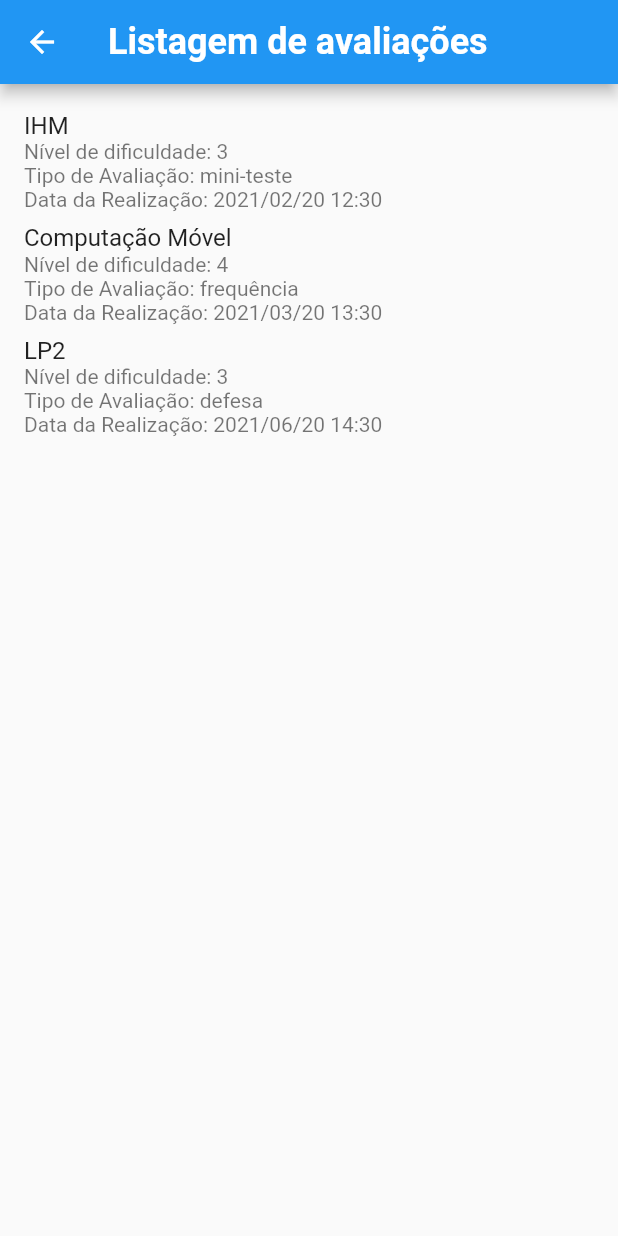
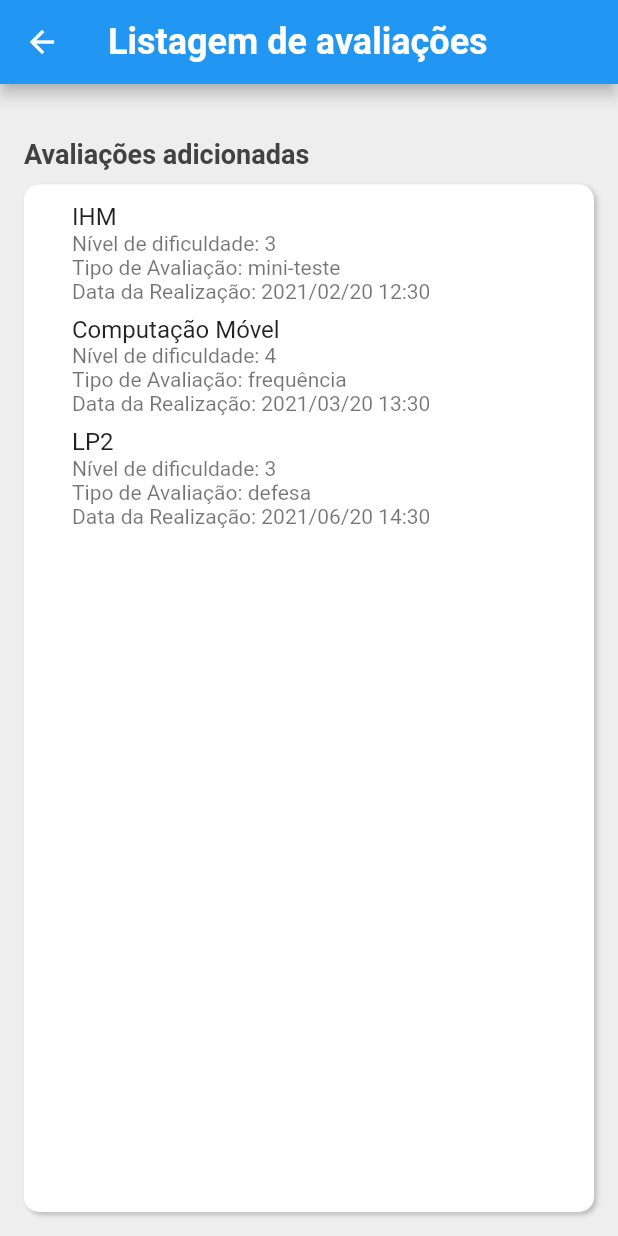
Before and after one commit to a22003420/iquechumbei_app, a Flutter app: the Lista screen opened directly, on a phone screen of 412 x 824 dp. Run offline on Flutter 3.47's test engine with Material 2 defaults, Android fonts, the phone set to English and light mode, and no system bars; our stand-ins replace flutter_slidable, share, shared_preferences; accounts and stored records are empty.

Commit message:
Commit_09

```diff
--- a/lib/lista.dart
+++ b/lib/lista.dart
@@ -1,5 +1,6 @@
 import 'package:flutter/cupertino.dart';
 import 'package:flutter/material.dart';
+import 'package:flutter_slidable/flutter_slidable.dart';
 import 'package:shared_preferences/shared_preferences.dart';
 import 'listadetalhes.dart';
 
@@ -167,6 +168,7 @@ class _ListaState extends State<Lista> {
     setState(() {
       _disciplinas_added = disciplinas;
     });
+
   }
 
   int _disciplinasEliminadas = 0; //
@@ -231,30 +233,64 @@ class _ListaState extends State<Lista> {
   Widget build(BuildContext context) {
     print("Total de disciplinas adicionadas: ${_disciplinas_added.length}");
     return Scaffold(
+      backgroundColor: Colors.grey[200],
       appBar: AppBar(
         backgroundColor: Colors.blue,
         title: Text(
           "Listagem de avaliações",
           style: TextStyle(
-            fontSize: 24.0, // tamanho da fonte em pontos
-            fontWeight: FontWeight.bold, // negrito
+            fontSize: 24.0,
+            fontWeight: FontWeight.bold,
+            color: Colors.white,
           ),
         ),
       ),
-      body: Column(
+      body: Padding(
+        padding: const EdgeInsets.all(16.0),
+        child: Column(
           crossAxisAlignment: CrossAxisAlignment.start,
           children: [
+            SizedBox(height: 20.0),
+            Text(
+              "Avaliações adicionadas",
+              style: TextStyle(
+                fontSize: 18.0,
+                fontWeight: FontWeight.bold,
+                color: Colors.grey[800],
+              ),
+            ),
+            SizedBox(height: 10.0),
             Expanded(
+              child: Container(
+                decoration: BoxDecoration(
+                  color: Colors.white,
+                  borderRadius: BorderRadius.circular(10.0),
+                  boxShadow: [
+                    BoxShadow(
+                      color: Colors.grey[400]!,
+                      blurRadius: 2.0,
+                      offset: Offset(2.0, 2.0),
+                    ),
+                  ],
+                ),
                 child: Scrollbar(
-              thumbVisibility: true,
+                  thickness: 6.0,
+                  radius: Radius.circular(10.0),
                   child: ListView(
-                padding: EdgeInsets.only(top: 14.0),
+                    padding: EdgeInsets.symmetric(
+                      vertical: 8.0,
+                      horizontal: 16.0,
+                    ),
                     children: _disciplinas_fixo + _disciplinas_added,
+                  ),
                 ),
               ),
             ),
           ],
         ),
+      ),
     );
   }
+
+
 }
```
Also changed, not shown: lib/dashboard.dart (+26 -3 lines), lib/listadetalhes.dart (+41 -12 lines), lib/main.dart (+10 -3 lines), lib/registo.dart (+33 -13 lines), 1 other file. Lines whose indentation alone changed are shown as unchanged.
